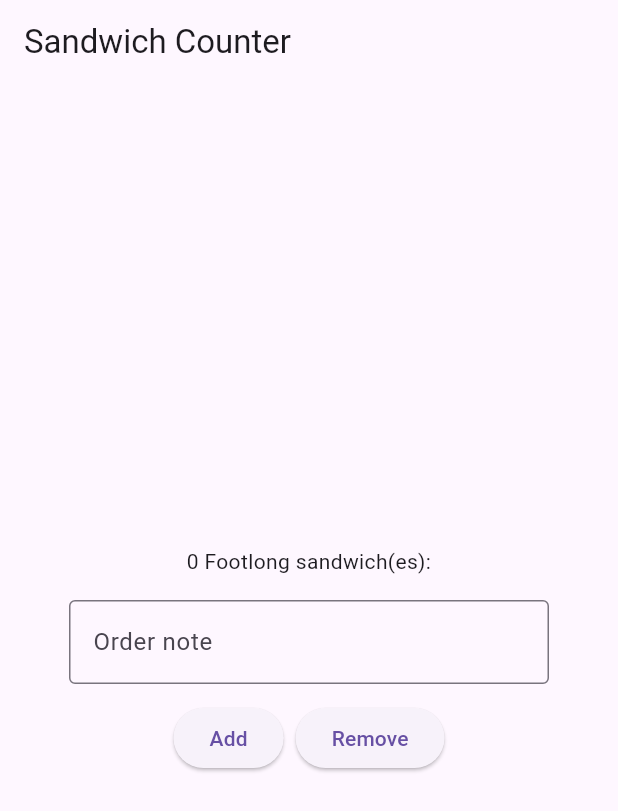
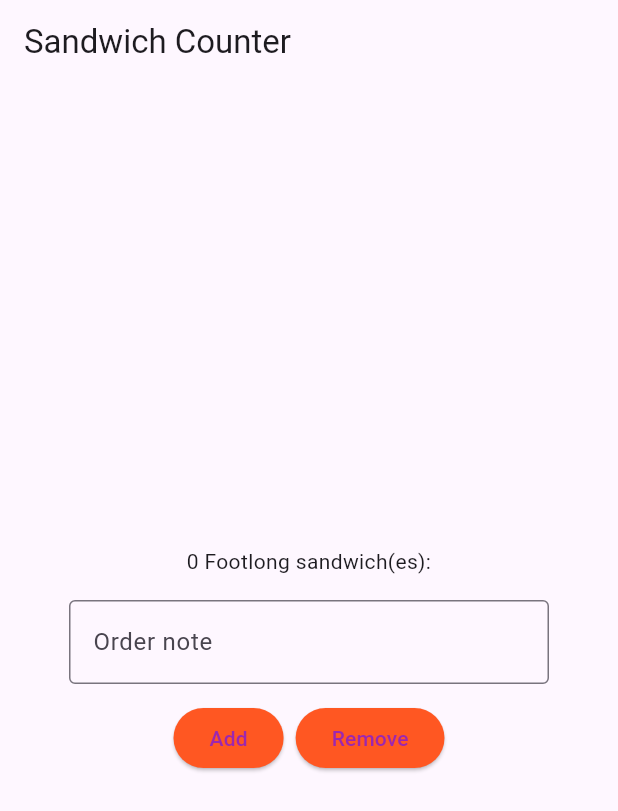
Before and after one commit to pundefined/sandwich_shop, a Flutter app: the screen it shows after launch, on a phone screen of 412 x 824 dp. Shown: the top 811 px of the screen. Run offline on Flutter 3.47's test engine with Material 3 defaults, Android fonts, the phone set to English and light mode, and no system bars.

Commit message:
Colour add/remove buttons

```diff
--- a/lib/main.dart
+++ b/lib/main.dart
@@ -96,11 +96,19 @@ class _OrderScreenState extends State<OrderScreen> {
               mainAxisAlignment: MainAxisAlignment.center,
               children: [
                 ElevatedButton(
+                  style: ElevatedButton.styleFrom(
+                    backgroundColor: Colors.deepOrange,
+                    foregroundColor: Colors.purple,
+                  ),
                   onPressed: _increaseQuantity,
                   child: const Text('Add'),
                 ),
                 const SizedBox(width: 8),
                 ElevatedButton(
+                  style: ElevatedButton.styleFrom(
+                    backgroundColor: Colors.deepOrange,
+                    foregroundColor: Colors.purple,
+                  ),
                   onPressed: _decreaseQuantity,
                   child: const Text('Remove'),
                 ),
```
